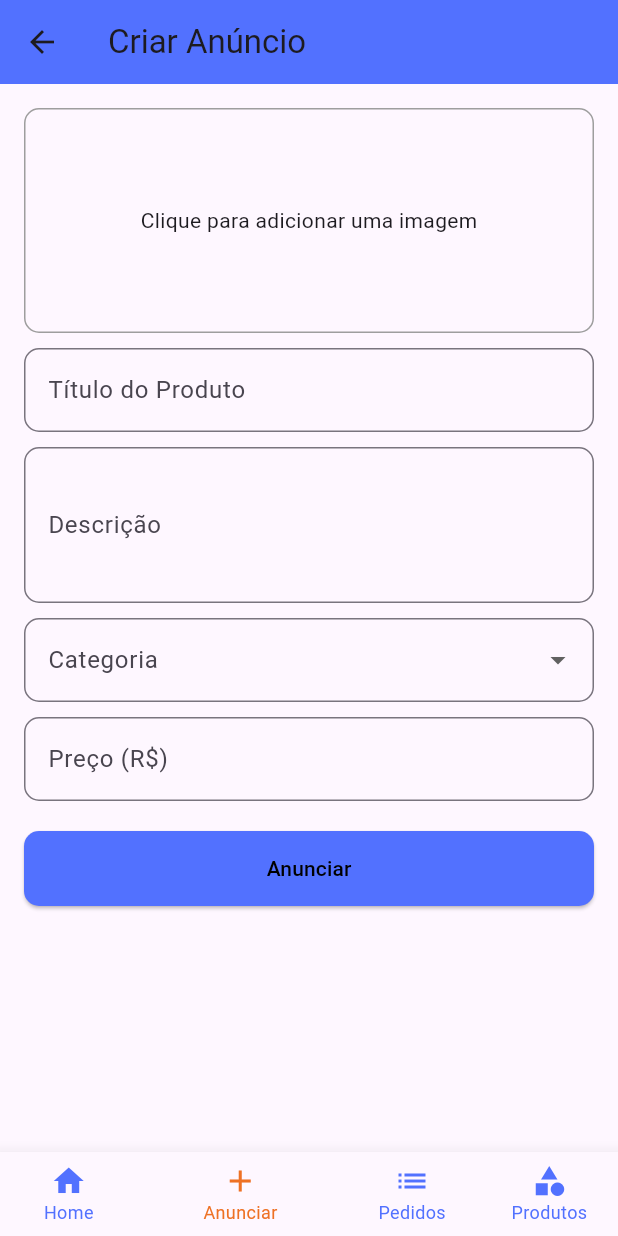
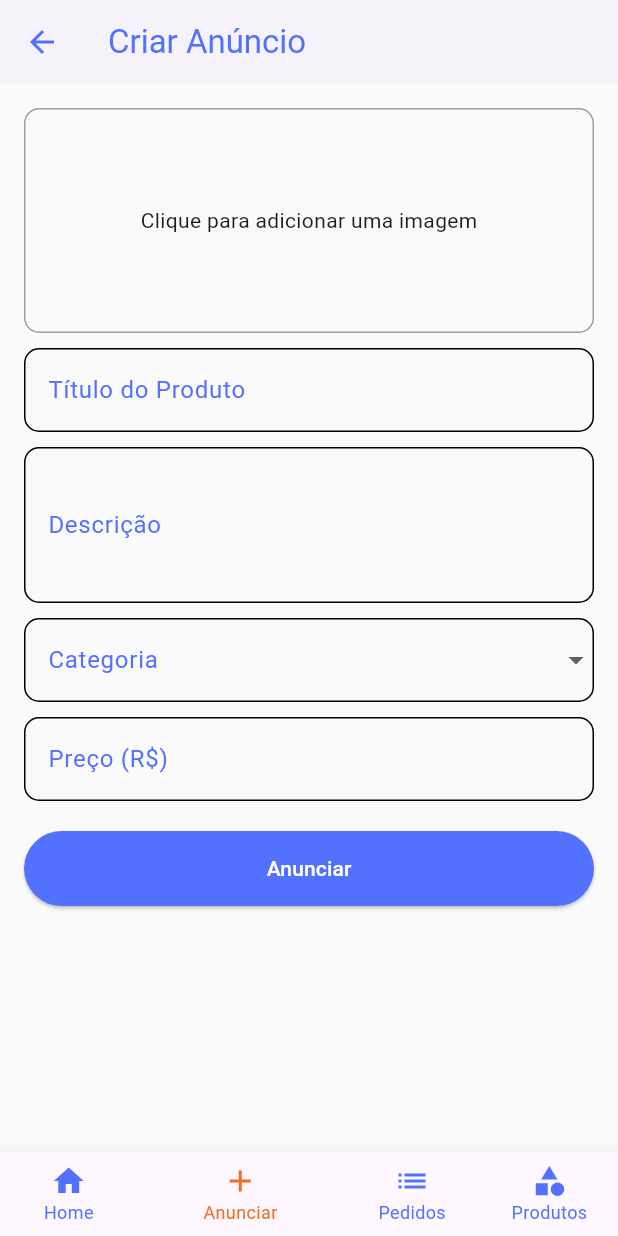
Before and after one commit to joaomanoel1532/Bit-Share, a Flutter app: the TelaCriarAnuncio screen opened directly, on a phone screen of 412 x 824 dp. Run offline on Flutter 3.47's test engine with Material 3 defaults, Android fonts, the phone set to English and light mode, and no system bars; our stand-ins replace cloud_firestore, firebase_auth, firebase_core, image_picker; accounts and stored records are empty.

Commit message:
melhorias de front

```diff
--- a/lib/pages/telaCriarAnuncio.dart
+++ b/lib/pages/telaCriarAnuncio.dart
@@ -76,9 +76,12 @@ class _TelaCriarAnuncioState extends State<TelaCriarAnuncio> {
   Widget build(BuildContext context) {
     return BaseScreen(selectedIndex: 1, child:
     Scaffold(
+      backgroundColor: const Color(0xffFAFAFA),
       appBar: AppBar(
-        title: const Text('Criar Anúncio'),
-        backgroundColor: const Color(0xff5271FF),
+        iconTheme: const IconThemeData(color: Color(0xFF5271FF)),
+        backgroundColor: Colors.white,
+        elevation: 2,
+        title: const Text('Criar Anúncio', style: TextStyle(color: Color(0xFF5271FF))),
       ),
       body: SingleChildScrollView(
         padding: const EdgeInsets.all(16.0),
@@ -125,15 +128,14 @@ class _TelaCriarAnuncioState extends State<TelaCriarAnuncio> {
               onPressed: _isLoading ? null : _salvarAnuncio,
               style: ElevatedButton.styleFrom(
                 backgroundColor: const Color(0xff5271FF),
-                foregroundColor: Colors.black, // Define a cor do texto como preto
                 padding: const EdgeInsets.symmetric(vertical: 15),
-                shape: RoundedRectangleBorder(borderRadius: BorderRadius.circular(10)),
+                shape: RoundedRectangleBorder(borderRadius: BorderRadius.circular(25)),
               ),
               child: _isLoading
                   ? const CircularProgressIndicator()
                   : const Text(
                       'Anunciar',
-                      style: TextStyle(color: Colors.black), // Cor do texto preta
+                      style: TextStyle(color: Colors.white), // Cor do texto preta
                     ),
             ),
           ],
@@ -143,11 +145,28 @@ class _TelaCriarAnuncioState extends State<TelaCriarAnuncio> {
     );
   }
 
-  Widget _buildTextField({required TextEditingController controller, required String label, int maxLines = 1, TextInputType keyboardType = TextInputType.text}) {
-    return TextField(controller: controller, maxLines: maxLines, keyboardType: keyboardType, decoration: _inputDecoration(label));
+  Widget _buildTextField({
+    required TextEditingController controller,
+    required String label, int maxLines = 1,
+    TextInputType keyboardType = TextInputType.text}) {
+    return TextField(
+      controller: controller,
+      maxLines: maxLines,
+      keyboardType: keyboardType,
+      decoration: _inputDecoration(label));
   }
 
   InputDecoration _inputDecoration(String label) {
-    return InputDecoration(labelText: label, border: OutlineInputBorder(borderRadius: BorderRadius.circular(10)));
+    return InputDecoration(
+      labelText: label,
+      labelStyle: const TextStyle(color: Color(0xff5271FF)),
+      enabledBorder: OutlineInputBorder(
+        borderRadius: BorderRadius.circular(10),
+      ),
+      focusedBorder: OutlineInputBorder(
+        borderRadius: BorderRadius.circular(10),
+        borderSide: const BorderSide(color: Color(0xff5271FF)),
+      ),
+    );
   }
 }
--- a/lib/pages/telaHome.dart
+++ b/lib/pages/telaHome.dart
@@ -67,6 +67,7 @@ class _HomeScreenState extends State<HomeScreen> {
         padding: const EdgeInsets.symmetric(horizontal: 24, vertical: 12),
         backgroundColor: const Color(0xFF5271FF),
         shape: RoundedRectangleBorder(borderRadius: BorderRadius.circular(30)),
+
       ),
       onPressed: () {
 
```
Also changed, not shown: lib/pages/telaExibirAnuncio.dart (+88 -22 lines).
